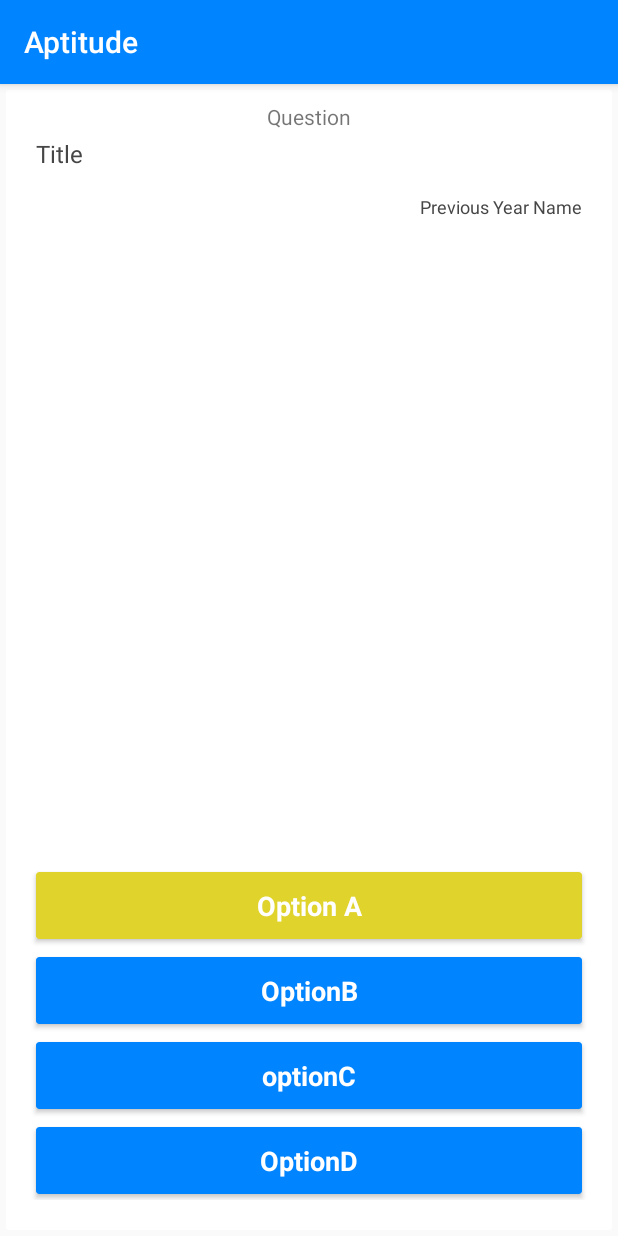
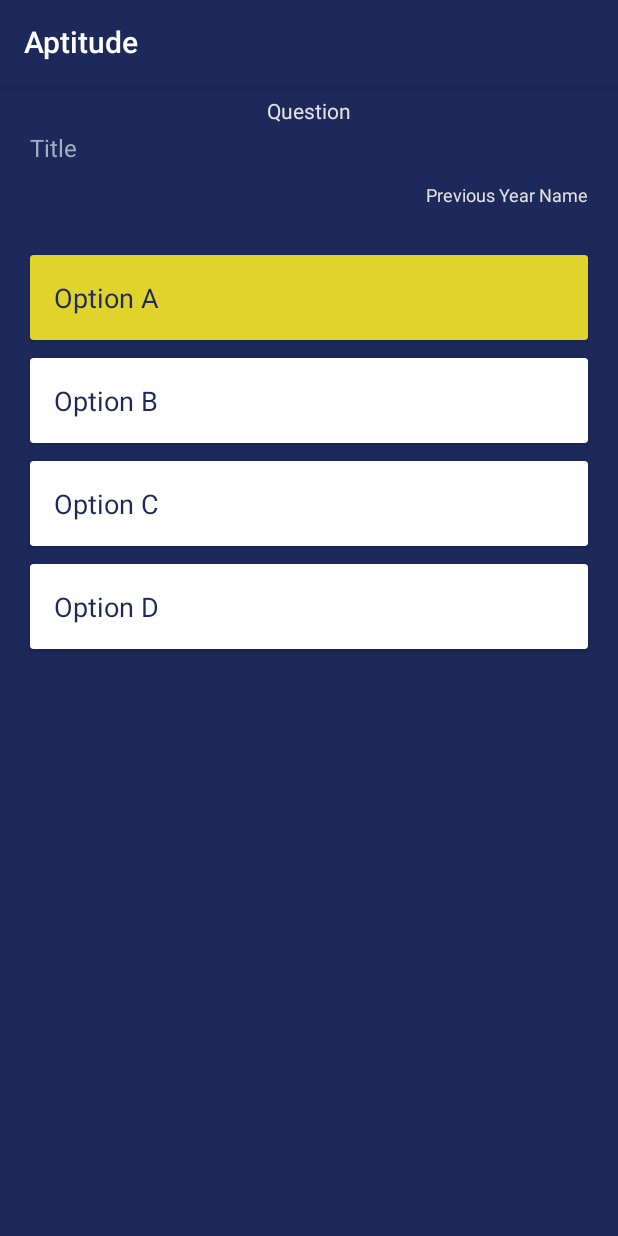
Before and after one commit to iamrahulyadav/AptitudeQuiz, an Android app: the fragment AptitudeFragment shown on its own in the app's theme, after a tap on "Option A", on a phone screen of 412 x 824 dp. Run offline under Robolectric (Android 15) with nearby library versions, the phone set to English and light mode, and no system bars; libraries missing offline, so code that uses them is left out: com.crashlytics.android; 9 statements that could not run were skipped; 3 other taps on this screen came first.

```diff
--- a/app/src/main/java/app/aptitude/quiz/craftystudio/aptitudequiz/AptitudeFragment.java
+++ b/app/src/main/java/app/aptitude/quiz/craftystudio/aptitudequiz/AptitudeFragment.java
@@ -53,7 +53,7 @@ public class AptitudeFragment extends Fragment implements View.OnClickListener {
     TextView optionA;
     TextView optionB;
     TextView optionC;
-    TextView optionD;
+    TextView optionD, questionExplaination;
 
     CardView optionACardView;
     CardView optionBCardView;
@@ -128,6 +128,8 @@ public class AptitudeFragment extends Fragment implements View.OnClickListener {
         optionCCardView.setOnClickListener(this);
         optionDCardView.setOnClickListener(this);
 
+
+        questionExplaination = (TextView) view.findViewById(R.id.question_explaination_textview);
 
         getUserAnswers();
 
@@ -240,12 +242,16 @@ public class AptitudeFragment extends Fragment implements View.OnClickListener {
                     break;
             }
 
+            //setExplaination
+            questionExplaination.setText(questions.getQuestionExplaination());
+
+
         } else {
 
-            optionACardView.setCardBackgroundColor(ContextCompat.getColor(getContext(), R.color.colorPrimary));
-            optionBCardView.setCardBackgroundColor(ContextCompat.getColor(getContext(), R.color.colorPrimary));
-            optionCCardView.setCardBackgroundColor(ContextCompat.getColor(getContext(), R.color.colorPrimary));
-            optionDCardView.setCardBackgroundColor(ContextCompat.getColor(getContext(), R.color.colorPrimary));
+            optionACardView.setCardBackgroundColor(ContextCompat.getColor(getContext(), R.color.colorWhiteBg));
+            optionBCardView.setCardBackgroundColor(ContextCompat.getColor(getContext(), R.color.colorWhiteBg));
+            optionCCardView.setCardBackgroundColor(ContextCompat.getColor(getContext(), R.color.colorWhiteBg));
+            optionDCardView.setCardBackgroundColor(ContextCompat.getColor(getContext(), R.color.colorWhiteBg));
 
             CardView linearLayout = (CardView) view;
             linearLayout.setCardBackgroundColor(ContextCompat.getColor(getContext(), R.color.colorYellow));
@@ -283,6 +289,10 @@ public class AptitudeFragment extends Fragment implements View.OnClickListener {
 
 
             if (questions.getUserAnswer() != null) {
+
+
+                //setExplaination
+                questionExplaination.setText(questions.getQuestionExplaination());
 
 
                 if (questions.getUserAnswer().equalsIgnoreCase(questions.getCorrectAnswer())) {
--- a/app/src/main/java/app/aptitude/quiz/craftystudio/aptitudequiz/MainActivity.java
+++ b/app/src/main/java/app/aptitude/quiz/craftystudio/aptitudequiz/MainActivity.java
@@ -438,6 +438,11 @@ public class MainActivity extends AppCompatActivity
 
     }
 
+    public void onShareQuestion(View view) {
+        questions = mQuestionsList.get(mPager.getCurrentItem());
+        onShareClick();
+    }
+
 
     private class ScreenSlidePagerAdapter extends FragmentStatePagerAdapter {
         public ScreenSlidePagerAdapter(FragmentManager fm) {
--- a/app/src/main/res/drawable/side_nav_bar.xml
+++ b/app/src/main/res/drawable/side_nav_bar.xml
@@ -2,8 +2,8 @@
     android:shape="rectangle">
     <gradient
         android:angle="135"
-        android:centerColor="#0084FF"
-        android:endColor="#0084FF"
-        android:startColor="#0084FF"
+        android:centerColor="#1d295b"
+        android:endColor="#1d295b"
+        android:startColor="#1d295b"
         android:type="linear" />
 </shape>
--- a/app/src/main/res/layout/activity_topic.xml
+++ b/app/src/main/res/layout/activity_topic.xml
@@ -70,7 +70,9 @@
         android:layout_width="match_parent"
         android:layout_height="wrap_content"
         android:layout_gravity="bottom"
-        android:background="?android:attr/windowBackground"
+        app:itemIconTint="@color/colorWhiteBg"
+        app:itemTextColor="@color/colorWhiteBg"
+        android:background="@color/colorPrimary"
         app:menu="@menu/navigation" />
 
 </LinearLayout>
--- a/app/src/main/res/layout/fragment_aptitude_quiz.xml
+++ b/app/src/main/res/layout/fragment_aptitude_quiz.xml
@@ -2,35 +2,19 @@
 <android.support.design.widget.CoordinatorLayout xmlns:android="http://schemas.android.com/apk/res/android"
     xmlns:app="http://schemas.android.com/apk/res-auto"
     android:layout_width="match_parent"
+    android:layout_height="match_parent"
+    android:background="@color/colorPrimary">
+
+
+    <ScrollView
+        android:layout_width="match_parent"
         android:layout_height="match_parent">
 
-
-    <android.support.design.widget.FloatingActionButton
-        android:id="@+id/fab_share_button"
-        android:layout_width="wrap_content"
-        android:layout_height="wrap_content"
-        android:layout_gravity="bottom|end"
-        android:layout_margin="@dimen/fab_margin"
-        android:src="@drawable/ic_action_share"
-        android:visibility="gone"
-        app:fabSize="mini" />
-
-    <android.support.v7.widget.CardView
-        android:layout_width="match_parent"
-        android:layout_height="match_parent"
-        android:layout_margin="4dp"
-        app:cardBackgroundColor="@color/colorWhiteBg"
-        app:cardElevation="0dp">
 
         <LinearLayout
             android:layout_width="match_parent"
             android:layout_height="match_parent"
             android:orientation="vertical">
-
-            <ScrollView
-                android:layout_width="match_parent"
-                android:layout_height="0dp"
-                android:layout_weight="1">
 
             <LinearLayout
                 android:layout_width="match_parent"
@@ -41,7 +25,7 @@
                 <android.support.v7.widget.CardView
                     android:layout_width="match_parent"
                     android:layout_height="match_parent"
-                        app:cardBackgroundColor="@color/colorWhiteBg"
+                    app:cardBackgroundColor="@color/colorPrimary"
                     app:cardCornerRadius="0dp"
                     app:cardElevation="0dp">
 
@@ -65,7 +49,7 @@
                     <LinearLayout
                         android:layout_width="match_parent"
                         android:layout_height="match_parent"
-                            android:layout_marginBottom="16dp"
+                        android:layout_marginBottom="4dp"
                         android:orientation="vertical">
 
                         <TextView
@@ -73,19 +57,20 @@
                             android:layout_height="wrap_content"
                             android:layout_marginTop="8dp"
                             android:text="Question"
-                                android:textAlignment="center" />
+                            android:textAlignment="center"
+                            android:textColor="@color/colorLightWhiteBg" />
 
                         <TextView
                             android:id="@+id/fragmentAptitudeQuiz_QuestionName_Textview"
                             android:layout_width="match_parent"
                             android:layout_height="wrap_content"
-                                android:layout_marginBottom="12dp"
+                            android:layout_marginBottom="8dp"
                             android:layout_marginLeft="20dp"
                             android:layout_marginRight="20dp"
                             android:layout_marginTop="4dp"
                             android:lineSpacingExtra=".9sp"
                             android:text="Title"
-                                android:textColor="@color/colorBlack"
+                            android:textColor="@color/colorMainText"
                             android:textIsSelectable="true"
                             android:textSize="16sp"
                             android:textStyle="normal" />
@@ -103,7 +88,7 @@
                             android:layout_weight="1"
                             android:text=" Previous Year Name"
                             android:textAlignment="textEnd"
-                                android:textColor="@color/colorBlack"
+                            android:textColor="@color/colorLightWhiteBg"
                             android:textSize="12sp"
                             android:visibility="visible" />
 
@@ -115,16 +100,15 @@
 
 
             </LinearLayout>
-            </ScrollView>
 
             <!--Options cardview -->
             <LinearLayout
                 android:layout_width="match_parent"
                 android:layout_height="wrap_content"
-                android:layout_marginBottom="20dp"
+                android:layout_marginBottom="12dp"
                 android:layout_marginLeft="16dp"
                 android:layout_marginRight="16dp"
-                android:layout_marginTop="28dp"
+                android:layout_marginTop="16dp"
                 android:orientation="vertical">
 
 
@@ -137,18 +121,20 @@
                     android:layout_marginRight="4dp"
                     android:layout_marginTop="8dp"
                     android:orientation="vertical"
-                    app:cardBackgroundColor="@color/colorPrimary">
+                    app:cardBackgroundColor="@color/colorWhiteBg">
 
                     <TextView
                         android:id="@+id/fragmentAptitudeQuiz_optionA_Textview"
-                        android:layout_width="match_parent"
+                        android:layout_width="wrap_content"
                         android:layout_height="wrap_content"
-                        android:layout_margin="10dp"
+                        android:layout_marginBottom="16dp"
+                        android:layout_marginLeft="16dp"
+                        android:layout_marginRight="12dp"
+                        android:layout_marginTop="16dp"
                         android:text="Option A"
-                        android:textAlignment="center"
-                        android:textColor="@color/colorWhiteBg"
+                        android:textColor="@color/colorPrimary"
                         android:textSize="18sp"
-                        android:textStyle="bold" />
+                        android:textStyle="normal" />
 
                 </android.support.v7.widget.CardView>
 
@@ -162,19 +148,20 @@
                     android:layout_marginRight="4dp"
                     android:layout_marginTop="4dp"
                     android:orientation="vertical"
-                    app:cardBackgroundColor="@color/colorPrimary">
+                    app:cardBackgroundColor="@color/colorWhiteBg">
 
                     <TextView
                         android:id="@+id/fragmentAptitudeQuiz_optionB_Textview"
-                        android:layout_width="match_parent"
+                        android:layout_width="wrap_content"
                         android:layout_height="wrap_content"
-                        android:layout_margin="10dp"
-                        android:text="OptionB"
-                        android:textAlignment="center"
-
-                        android:textColor="@color/colorWhiteBg"
+                        android:layout_marginBottom="16dp"
+                        android:layout_marginLeft="16dp"
+                        android:layout_marginRight="12dp"
+                        android:layout_marginTop="16dp"
+                        android:text="Option B"
+                        android:textColor="@color/colorPrimary"
                         android:textSize="18sp"
-                        android:textStyle="bold"
+                        android:textStyle="normal"
 
                         />
                 </android.support.v7.widget.CardView>
@@ -191,19 +178,20 @@
                     android:orientation="vertical"
                     android:textAlignment="center"
 
-                    app:cardBackgroundColor="@color/colorPrimary">
+                    app:cardBackgroundColor="@color/colorWhiteBg">
 
                     <TextView
                         android:id="@+id/fragmentAptitudeQuiz_optionC_Textview"
-                        android:layout_width="match_parent"
+                        android:layout_width="wrap_content"
                         android:layout_height="wrap_content"
-                        android:layout_margin="10dp"
-                        android:text="optionC"
-                        android:textAlignment="center"
-
-                        android:textColor="@color/colorWhiteBg"
+                        android:layout_marginBottom="16dp"
+                        android:layout_marginLeft="16dp"
+                        android:layout_marginRight="12dp"
+                        android:layout_marginTop="16dp"
+                        android:text="Option C"
+                        android:textColor="@color/colorPrimary"
                         android:textSize="18sp"
-                        android:textStyle="bold"
+                        android:textStyle="normal"
 
                         />
                 </android.support.v7.widget.CardView>
@@ -217,19 +205,20 @@
                     android:layout_marginRight="4dp"
                     android:layout_marginTop="4dp"
                     android:orientation="vertical"
-                    app:cardBackgroundColor="@color/colorPrimary">
+                    app:cardBackgroundColor="@color/colorWhiteBg">
 
                     <TextView
                         android:id="@+id/fragmentAptitudeQuiz_optionD_Textview"
-                        android:layout_width="match_parent"
+                        android:layout_width="wrap_content"
                         android:layout_height="wrap_content"
-                        android:layout_margin="10dp"
-                        android:text="OptionD"
-                        android:textAlignment="center"
-
-                        android:textColor="@color/colorWhiteBg"
+                        android:layout_marginBottom="16dp"
+                        android:layout_marginLeft="16dp"
+                        android:layout_marginRight="12dp"
+                        android:layout_marginTop="16dp"
+                        android:text="Option D"
+                        android:textColor="@color/colorPrimary"
                         android:textSize="18sp"
-                        android:textStyle="bold"
+                        android:textStyle="normal"
 
                         />
 
@@ -237,9 +226,22 @@
 
             </LinearLayout>
 
+            <TextView
+                android:id="@+id/question_explaination_textview"
+                android:layout_width="match_parent"
+                android:layout_height="wrap_content"
+                android:layout_marginBottom="12dp"
+                android:layout_marginLeft="20dp"
+                android:layout_marginRight="20dp"
+                android:layout_marginTop="2dp"
+                android:lineSpacingExtra="2sp"
+                android:text=""
+                android:textColor="@color/colorMainText"
+                android:textIsSelectable="true"
+                android:textSize="16sp"
+                android:textStyle="normal"
+                android:visibility="visible" />
+        </LinearLayout>
 
-        </LinearLayout>
-    </android.support.v7.widget.CardView>
-
-
+    </ScrollView>
 </android.support.design.widget.CoordinatorLayout>
--- a/app/src/main/res/menu/bottombar_randomtest_menu.xml
+++ b/app/src/main/res/menu/bottombar_randomtest_menu.xml
@@ -6,10 +6,6 @@
         android:icon="@drawable/g2"
         android:title="Refresh" />
 
-    <item
-        android:id="@+id/bottombar_test_explaination"
-        android:icon="@drawable/g3"
-        android:title="Solution" />
 
     <item
         android:id="@+id/bottombar_test_share"
--- a/app/src/main/res/values/colors.xml
+++ b/app/src/main/res/values/colors.xml
@@ -1,7 +1,7 @@
 <?xml version="1.0" encoding="utf-8"?>
 <resources>
-    <color name="colorPrimary">#0084FF</color>
-    <color name="colorPrimaryDark">#0171d9</color>
+    <color name="colorPrimary">#1d295b</color>
+    <color name="colorPrimaryDark">#161e40</color>
     <color name="colorAccent">#fff26eae</color>
 
     <color name="colorGreen">#57c659</color>
@@ -14,6 +14,8 @@
 
     <color name="colorLightBlueBg">#2b92f2</color>
 
+    <color name="colorMainText">#a3adc7</color>
+
     <color name="colorTransparent">#00f2eeee</color>
 
     <color name="colorBlack">#464646</color>
--- a/build.gradle
+++ b/build.gradle
@@ -3,9 +3,10 @@
 buildscript {
     repositories {
         jcenter()
+        google()
     }
     dependencies {
-        classpath 'com.android.tools.build:gradle:3.0.0'
+        classpath 'com.android.tools.build:gradle:3.0.1'
         classpath 'com.google.gms:google-services:3.1.0'
 
         // NOTE: Do not place your application dependencies here; they belong
@@ -16,6 +17,7 @@ buildscript {
 allprojects {
     repositories {
         jcenter()
+        google()
     }
 }
 
```
Also changed, not shown: app/src/main/java/app/aptitude/quiz/craftystudio/aptitudequiz/RandomTestActivity.java (+1 -31 lines), app/src/main/res/layout/content_main.xml (+17 -3 lines), app/src/main/res/layout/content_random_test.xml (+13 -74 lines), app/src/main/ic_launcher-web.png (added), app/src/main/res/mipmap-hdpi/ic_launcher.png, app/src/main/res/mipmap-mdpi/ic_launcher.png, app/src/main/res/mipmap-xhdpi/ic_launcher.png, app/src/main/res/mipmap-xxhdpi/ic_launcher.png, app/src/main/res/mipmap-xxxhdpi/ic_launcher.png. Lines whose indentation alone changed are shown as unchanged.
